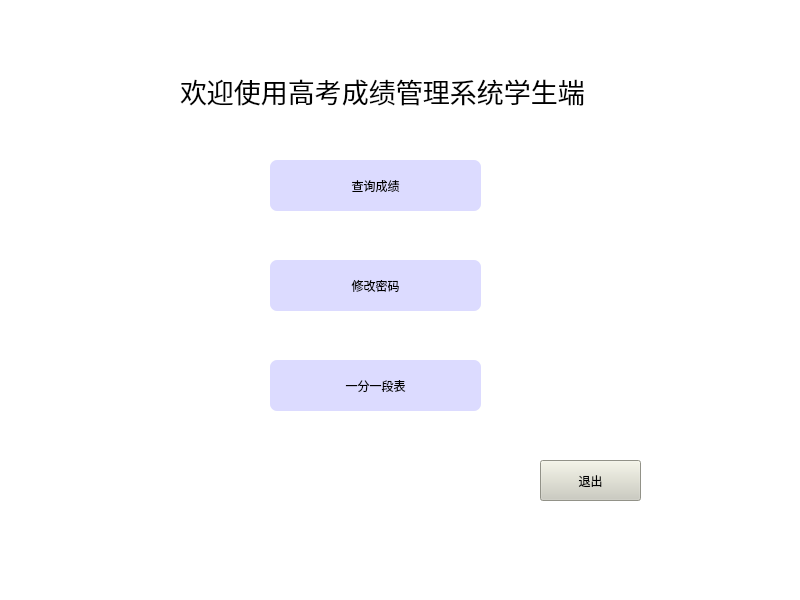
First picture: the form in CODE/studentwindow.ui, repository lensans/-, before the edit.
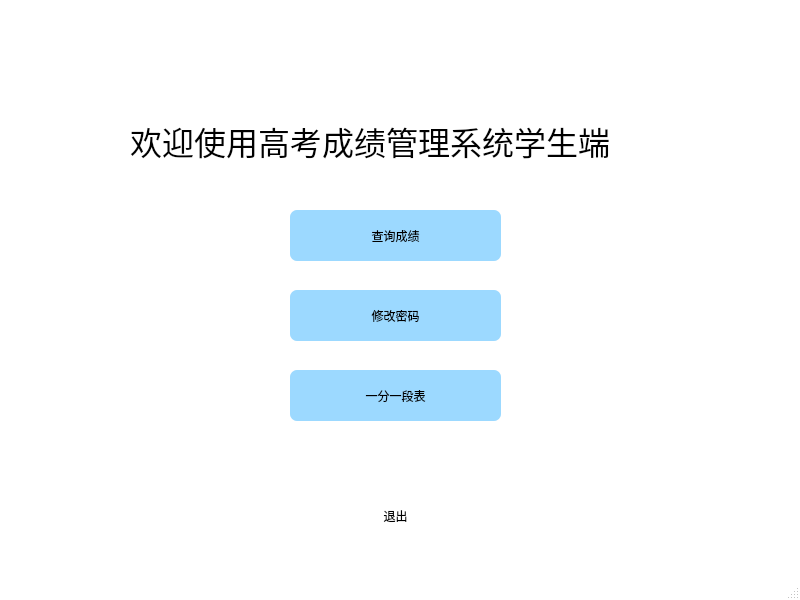
Second picture: the form after the edit. Icons and pictures are not drawn.

Patch:
```diff
--- a/CODE/studentwindow.ui
+++ b/CODE/studentwindow.ui
@@ -14,14 +14,45 @@
    <string>MainWindow</string>
   </property>
   <property name="styleSheet">
-   <string notr="true">background-color: rgb(255, 255, 255);</string>
+   <string notr="true">QMainWindow#StudentWindow
+{
+	border-image: url(:/Desktop/pic.png);
+	background-color: rgb(255, 255, 255);
+	
+}
+
+</string>
   </property>
   <widget class="QWidget" name="centralwidget">
+   <property name="styleSheet">
+    <string notr="true">QMainWindow#StudentWindow
+{
+	background-image: url(:/Desktop/pic03.png);
+}
+
+QMainWindow#StudentWindow QPushButton
+{
+   background-color: rgb(220, 219, 255);
+  color: rgb(0,0,0);
+
+border:0px groove gray;border-radius:
+7px;padding:2px 4px;
+font: 16pt &quot;Candara&quot;;
+
+}
+
+QMainWindow#StudentWindow QPushButton:hover
+{
+background-color: rgb(200, 200, 250);
+}
+
+</string>
+   </property>
    <widget class="QWidget" name="widget" native="true">
     <property name="geometry">
      <rect>
       <x>130</x>
-      <y>110</y>
+      <y>160</y>
       <width>431</width>
       <height>301</height>
      </rect>
@@ -29,20 +60,29 @@
     <widget class="QPushButton" name="btn_student_check">
      <property name="geometry">
       <rect>
-       <x>140</x>
+       <x>160</x>
        <y>50</y>
        <width>211</width>
        <height>51</height>
       </rect>
      </property>
      <property name="styleSheet">
-      <string notr="true">background-color: rgb(220, 219, 255);
-color: rgb(0,0,0);
+      <string notr="true">QMainWindow#StudentWindow QPushButton#btn_student_check
+{
+	
+	background-color: rgb(156, 217, 255);
+  color: rgb(0,0,0);
 
 border:0px groove gray;border-radius:
 7px;padding:2px 4px;
-font: 16pt &quot;Candara&quot;;
-</string>
+font: 18pt &quot;Candara&quot;;
+
+}
+
+QMainWindow#StudentWindow QPushButton#btn_student_check:hover
+{
+	background-color: rgb(130,190, 240);
+}</string>
      </property>
      <property name="text">
       <string>查询成绩</string>
@@ -51,20 +91,30 @@
     <widget class="QPushButton" name="btn_student_total_score">
      <property name="geometry">
       <rect>
-       <x>140</x>
-       <y>250</y>
+       <x>160</x>
+       <y>210</y>
        <width>211</width>
        <height>51</height>
       </rect>
      </property>
      <property name="styleSheet">
-      <string notr="true">background-color: rgb(220, 219, 255);
-color: rgb(0,0,0);
+      <string notr="true">QMainWindow#StudentWindow QPushButton#btn_student_total_score
+{
+   
+	
+	background-color: rgb(156, 217, 255);
+  color: rgb(0,0,0);
 
 border:0px groove gray;border-radius:
 7px;padding:2px 4px;
-font: 16pt &quot;Candara&quot;;
-</string>
+font: 18pt &quot;Candara&quot;;
+
+}
+
+QMainWindow#StudentWindow QPushButton#btn_student_total_score:hover
+{
+	background-color: rgb(130,190, 240);
+}</string>
      </property>
      <property name="text">
       <string>一分一段表</string>
@@ -73,21 +123,30 @@
     <widget class="QPushButton" name="btn_student_revise_password">
      <property name="geometry">
       <rect>
-       <x>140</x>
-       <y>150</y>
+       <x>160</x>
+       <y>130</y>
        <width>211</width>
        <height>51</height>
       </rect>
      </property>
      <property name="styleSheet">
-      <string notr="true">background-color: rgb(220, 219, 255);
-color: rgb(0,0,0);
+      <string notr="true">QMainWindow#StudentWindow QPushButton#btn_student_revise_password
+{
+   
+	
+	background-color: rgb(156, 217, 255);
+  color: rgb(0,0,0);
 
 border:0px groove gray;border-radius:
 7px;padding:2px 4px;
-font: 16pt &quot;Candara&quot;;
+font: 18pt &quot;Candara&quot;;
 
-</string>
+}
+
+QMainWindow#StudentWindow QPushButton#btn_student_revise_password:hover
+{
+	background-color: rgb(130,190, 240);
+}</string>
      </property>
      <property name="text">
       <string>修改密码</string>
@@ -100,42 +159,75 @@
      </property>
     </widget>
    </widget>
+   <widget class="QPushButton" name="btn_student_return">
+    <property name="geometry">
+     <rect>
+      <x>340</x>
+      <y>490</y>
+      <width>111</width>
+      <height>51</height>
+     </rect>
+    </property>
+    <property name="styleSheet">
+     <string notr="true">
+QMainWindow#StudentWindow QPushButton#btn_student_return
+{
+   font: 18pt &quot;宋体&quot;;
+	
+	background-color: rgb(255, 255, 255);
+color: rgb(0,0,0);
+}
+
+QMainWindow#StudentWindow QPushButton#btn_student_return:hover
+{
+	
+	background-color: rgb(195, 195, 195);
+}</string>
+    </property>
+    <property name="text">
+     <string>退出</string>
+    </property>
+   </widget>
+   <widget class="QLabel" name="label">
+    <property name="geometry">
+     <rect>
+      <x>620</x>
+      <y>100</y>
+      <width>81</width>
+      <height>81</height>
+     </rect>
+    </property>
+    <property name="styleSheet">
+     <string notr="true">
+border-image: url(:/Desktop/picthree.png);</string>
+    </property>
+    <property name="text">
+     <string/>
+    </property>
+   </widget>
    <widget class="QLabel" name="student_label">
     <property name="geometry">
      <rect>
-      <x>180</x>
-      <y>70</y>
-      <width>481</width>
-      <height>41</height>
+      <x>130</x>
+      <y>110</y>
+      <width>491</width>
+      <height>61</height>
      </rect>
     </property>
     <property name="font">
      <font>
       <family>宋体</family>
-      <pointsize>20</pointsize>
+      <pointsize>24</pointsize>
      </font>
     </property>
+    <property name="styleSheet">
+     <string notr="true">
+color: rgb(0,0,0);</string>
+    </property>
     <property name="text">
      <string>欢迎使用高考成绩管理系统学生端</string>
     </property>
    </widget>
-   <widget class="QPushButton" name="btn_student_return">
-    <property name="geometry">
-     <rect>
-      <x>540</x>
-      <y>460</y>
-      <width>101</width>
-      <height>41</height>
-     </rect>
-    </property>
-    <property name="styleSheet">
-     <string notr="true">font: 16pt &quot;宋体&quot;;
-background-color: rgb(204, 204, 191);</string>
-    </property>
-    <property name="text">
-     <string>退出</string>
-    </property>
-   </widget>
   </widget>
   <widget class="QMenuBar" name="menubar">
    <property name="geometry">
```
